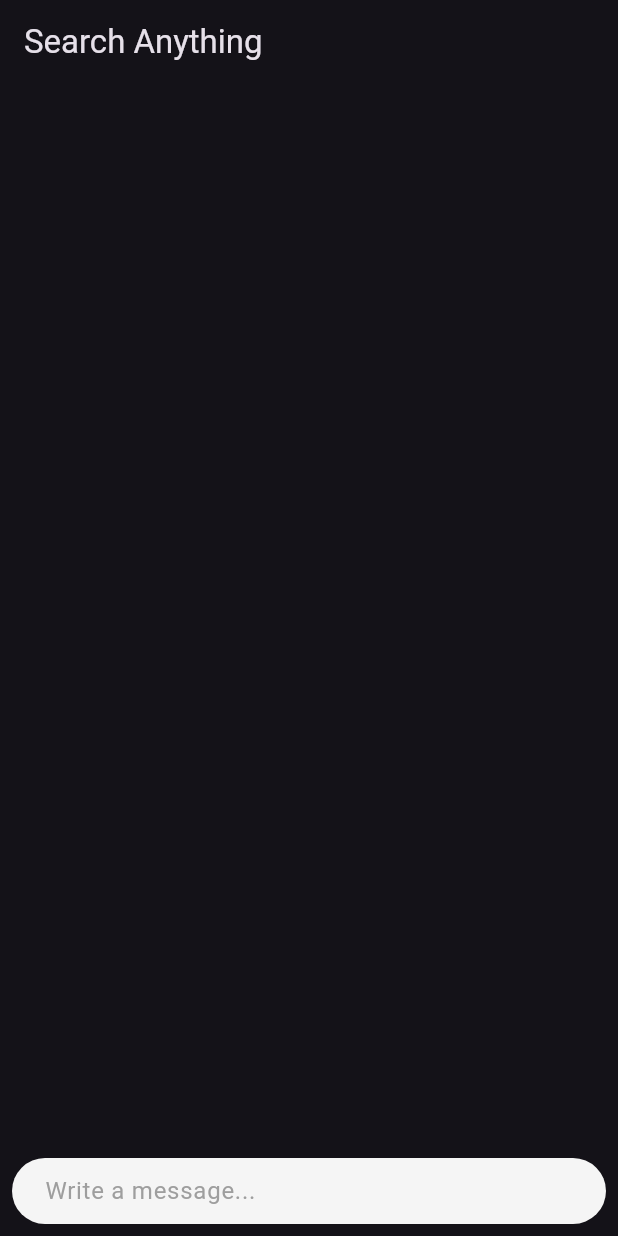
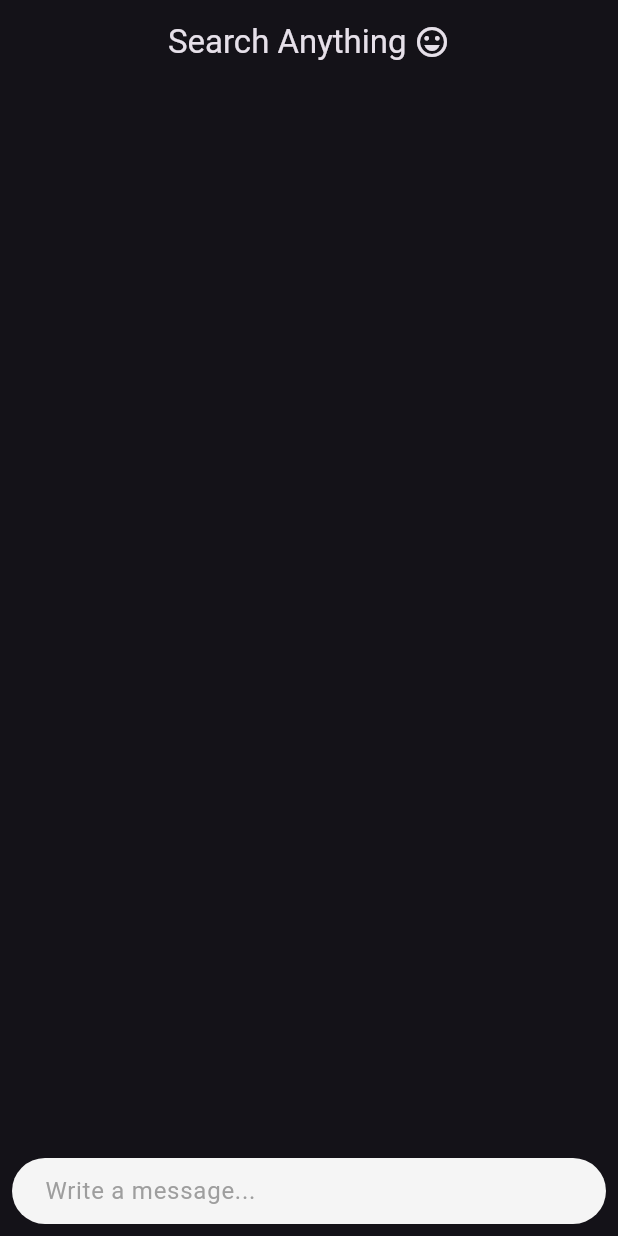
Before and after one commit to AthiraaAthi/alphabetic_words_auto_reply, a Flutter app: the screen it shows after launch, on a phone screen of 412 x 824 dp. Run offline on Flutter 3.47's test engine with Material 3 defaults, Android fonts, the phone set to English and light mode, and no system bars; drawn by our look-alikes of dash_chat_2; our stand-ins replace easy_localization.

Commit message:
modified the appbar

```diff
--- a/lib/view/chat_screen.dart
+++ b/lib/view/chat_screen.dart
@@ -87,7 +87,17 @@ class _ChatScreenState extends State<ChatScreen> {
   Widget build(BuildContext context) {
     return Scaffold(
       appBar: AppBar(
-        title: Text("app_bar_text".tr()),
+        title: Row(
+          mainAxisAlignment: MainAxisAlignment.center,
+          children: [
+            Text("app_bar_text".tr()),
+            SizedBox(
+              width: 5,
+            ),
+            Icon(Icons.sentiment_very_satisfied),
+          ],
+        ),
+        centerTitle: true,
       ),
       body: Column(
         children: [
@@ -97,16 +107,15 @@ class _ChatScreenState extends State<ChatScreen> {
                   sendOnEnter: true,
                   sendButtonBuilder: (onSend) {
                     return Container(
-                      // Customize the send button appearance here
                       margin: EdgeInsets.all(8),
                       decoration: BoxDecoration(
-                        color: Colors.blue, // Change to your desired color
+                        color: Colors.blue,
                         shape: BoxShape.circle,
                       ),
                       child: IconButton(
                         icon: Icon(Icons.send),
                         onPressed: onSend,
-                        color: Colors.white, // Change to your desired color
+                        color: Colors.white,
                       ),
                     );
                   },
```
